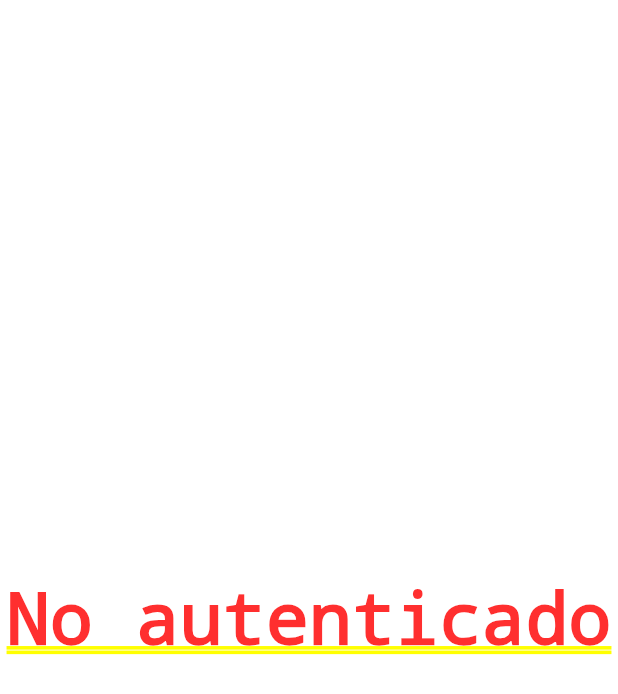
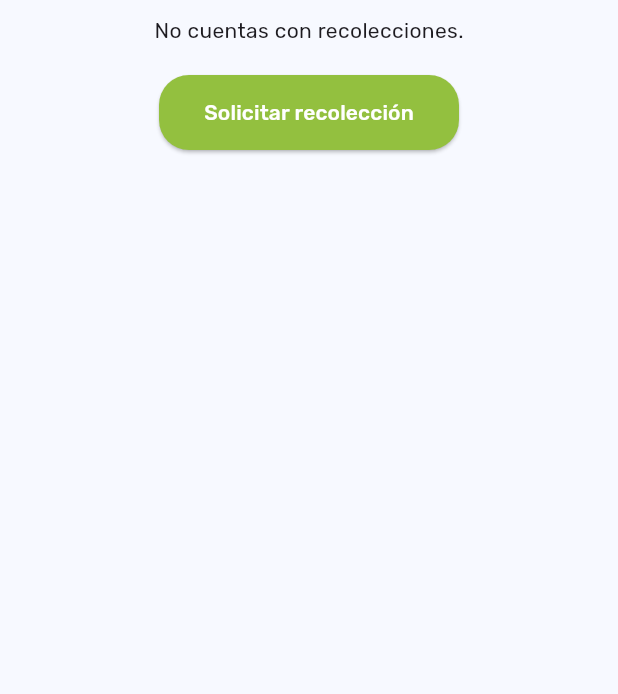
Before and after one commit to julianvent/acopiatech-app, a Flutter app: the UserCollectionView screen opened directly, on a phone screen of 412 x 824 dp. Shown: the top 694 px of the screen. Run offline on Flutter 3.47's test engine with Material 3 defaults, Android fonts, the phone set to English and light mode, and no system bars; our stand-ins replace animated_splash_screen, cloud_firestore, equatable, firebase_auth, firebase_core, firebase_storage and 7 more; accounts and stored records are empty.

Commit message:
Collection-view : Bloc added, nav. upgraded

```diff
--- a/lib/views/user/collection/collection_list_generate_view.dart
+++ b/lib/views/user/collection/collection_list_generate_view.dart
@@ -17,7 +17,7 @@ class CollectionListGenerateView extends StatelessWidget {
   @override
   Widget build(BuildContext context) {
     if (collections.isEmpty) {
-      return const Text('No cuentas con recolecciones.');
+      return Center(child: const Text('No cuentas con recolecciones.'));
     }
     return Column(
       children: List.generate(length, (index) {
--- a/lib/views/user/collection/user_collection_view.dart
+++ b/lib/views/user/collection/user_collection_view.dart
@@ -1,9 +1,9 @@
 import 'package:acopiatech/constants/colors_palette.dart';
-import 'package:acopiatech/services/auth/bloc/auth_bloc.dart';
-import 'package:acopiatech/services/auth/bloc/auth_state.dart';
-import 'package:acopiatech/services/cloud/address/address_storage.dart';
-import 'package:acopiatech/services/cloud/address/bloc/address_bloc.dart';
-import 'package:acopiatech/services/cloud/address/bloc/address_event.dart';
+import 'package:acopiatech/services/cloud/collections/bloc/collection_bloc.dart';
+import 'package:acopiatech/services/cloud/collections/bloc/collection_event.dart';
+import 'package:acopiatech/services/cloud/collections/bloc/collection_state.dart';
+import 'package:acopiatech/services/cloud/collections/collection.dart';
+import 'package:acopiatech/views/user/collection/collection_list_generate_view.dart';
 import 'package:acopiatech/views/user/collection/create_collection_view.dart';
 import 'package:flutter/material.dart';
 import 'package:flutter_bloc/flutter_bloc.dart';
@@ -16,32 +16,73 @@ class UserCollectionView extends StatefulWidget {
 }
 
 class _UserCollectionViewState extends State<UserCollectionView> {
+  late final Collection collections;
+
   @override
   Widget build(BuildContext context) {
-    final authState = context.read<AuthBloc>().state;
-    if (authState is! AuthStateLoggedIn) {
-      return const Center(child: Text('No autenticado'));
-    }
+    context.read<CollectionBloc>().add(const CollectionEventLoadCollections());
+
     return Scaffold(
-      body: Center(
+      body: Padding(
+        padding: const EdgeInsets.all(10),
         child: Column(
-          mainAxisAlignment: MainAxisAlignment.center,
+          spacing: 20,
           children: <Widget>[
-            Text('Recolección como usuario', style: TextStyle(fontSize: 20)),
-            SizedBox(height: 20),
-            Icon(Icons.recycling, size: 100, color: ColorsPalette.lightGreen),
+            SizedBox(
+              child: BlocBuilder<CollectionBloc, CollectionState>(
+                builder: (context, state) {
+                  if (state is CollectionStateLoadedCollections) {
+                    return StreamBuilder(
+                      stream: state.collectionsStream,
+                      builder: (context, snapshot) {
+                        switch (snapshot.connectionState) {
+                          case ConnectionState.waiting:
+                          case ConnectionState.active:
+                            if (snapshot.hasData) {
+                              final collections =
+                                  snapshot.data as Iterable<Collection>;
+                              return CollectionListGenerateView(
+                                collections: collections,
+                                length: collections.length,
+                              );
+                            } else {
+                              return const CircularProgressIndicator();
+                            }
+                          default:
+                            return const CircularProgressIndicator();
+                        }
+                      },
+                    );
+                  } else {
+                    return Column(
+                      spacing: 20,
+                      children: [
+                        Text(
+                          'No cuentas con ninguna recolección\n'
+                          '¡Crear una recolección!',
+                          textAlign: TextAlign.center,
+                          style: TextStyle(fontSize: 20),
+                        ),
+                        Icon(
+                          Icons.recycling,
+                          size: 100,
+                          color: ColorsPalette.lightGreen,
+                        ),
+                      ],
+                    );
+                  }
+                },
+              ),
+            ),
             ElevatedButton(
               onPressed: () {
                 Navigator.push(
                   context,
                   MaterialPageRoute(
                     builder:
-                        (_) => BlocProvider(
-                          create:
-                              (_) =>
-                                  AddressBloc(AddressStorage())
-                                    ..add(const AddressEventLoadAdresses()),
-                          child: const CreateCollectionView(),
+                        (_) => BlocProvider.value(
+                          value: BlocProvider.of<CollectionBloc>(context),
+                          child: CreateCollectionView(),
                         ),
                   ),
                 );
```
Also changed, not shown: lib/views/user/shop/user_shop_view.dart (+10 -6 lines).
